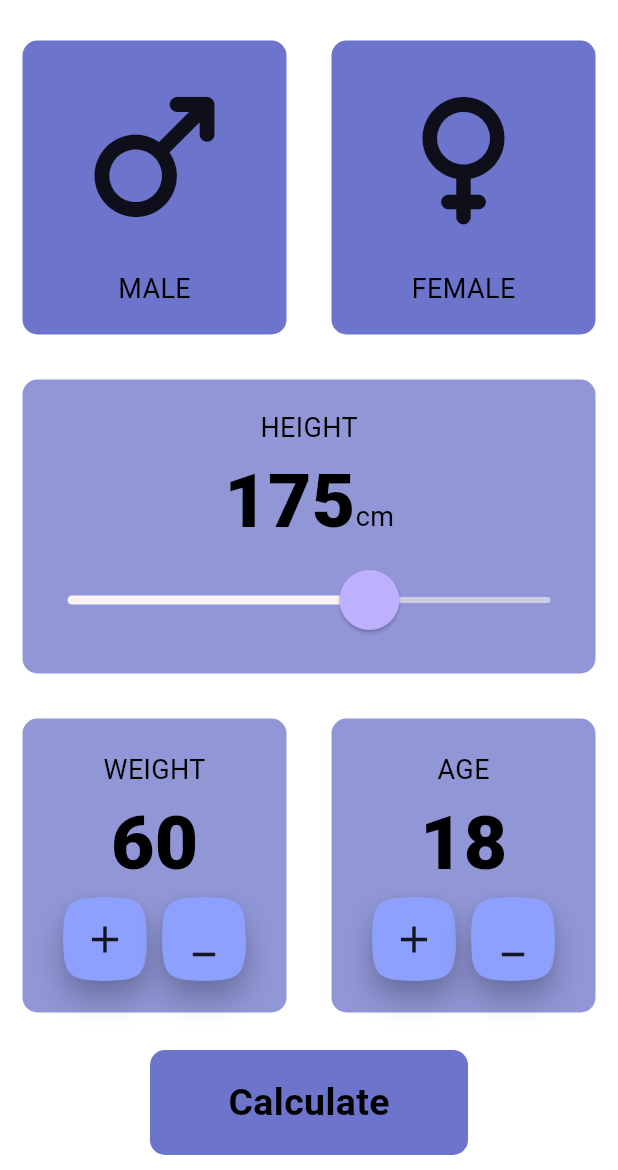
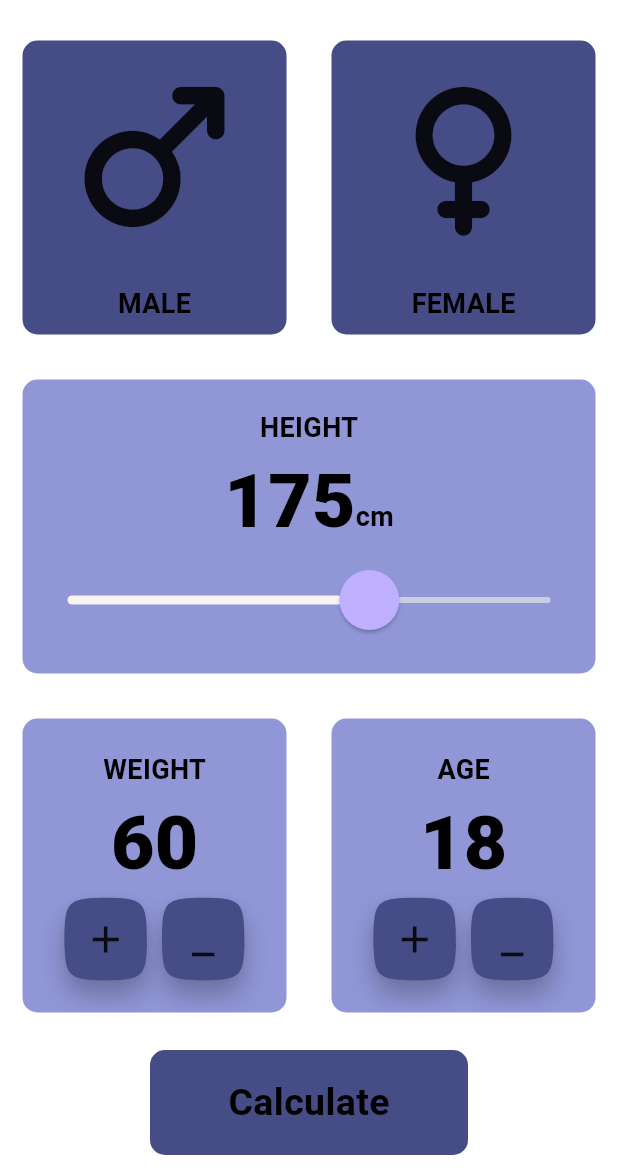
Before and after one commit to BIBINKB97/BMI-calculator-application, a Flutter app: the screen it shows after launch, on a phone screen of 412 x 824 dp, the part 66-1236 px from its top. Run offline on Flutter 3.47's test engine with Material 2 defaults, Android fonts, the phone set to English and light mode, and no system bars; our stand-ins replace get.

Commit message:
almost completed

```diff
--- a/lib/config/constants.dart
+++ b/lib/config/constants.dart
@@ -13,12 +13,10 @@ const dDivColor = Color(0xffFFFFFF);
 const dFontColor = Color(0xff000000);
 const kBottomContainerHeight = 70.0;
 const kActiveCardColor = Color.fromARGB(255, 144, 150, 214);
-const kInactiveCardColor = Color.fromARGB(255, 108, 116, 203);
-const kBottomContainerColor = Color.fromARGB(255, 108, 116, 203);
+const kInactiveCardColor = Color.fromARGB(255, 70, 76, 134);
+const kBottomContainerColor = Color.fromARGB(255, 70, 76, 134);
 
-const kLabelTextStyle = TextStyle(
-  fontSize: 18.0,
-);
+const kLabelTextStyle = TextStyle(fontSize: 18.0, fontWeight: FontWeight.w600);
 
 const kNumberTextStyle = TextStyle(
   fontSize: 50.0,
--- a/lib/view/widgets/custom_button.dart
+++ b/lib/view/widgets/custom_button.dart
@@ -13,14 +13,14 @@ class CustomButton extends StatelessWidget {
         icon,
         size: 30,
       ),
-      elevation: 6.0,
+      elevation: 5.0,
       constraints: BoxConstraints.tightFor(
-        width: 56.0,
-        height: 56.0,
+        width: 55.0,
+        height: 55.0,
       ),
       onPressed: onPressed,
-      shape: ContinuousRectangleBorder(borderRadius: BorderRadius.circular(40)),
-      fillColor: Color.fromARGB(255, 142, 160, 253),
+      shape: ContinuousRectangleBorder(borderRadius: BorderRadius.circular(35)),
+      fillColor: Color.fromARGB(255, 70, 76, 134),
     );
   }
 }
--- a/lib/view/widgets/icon_content.dart
+++ b/lib/view/widgets/icon_content.dart
@@ -18,7 +18,7 @@ class IconContent extends StatelessWidget {
     return Column(
       mainAxisAlignment: MainAxisAlignment.center,
       children: [
-        Icon(icon, size: 120.0),
+        Icon(icon, size: 140.0),
         const SizedBox(
           height: 15.0,
         ),
```
